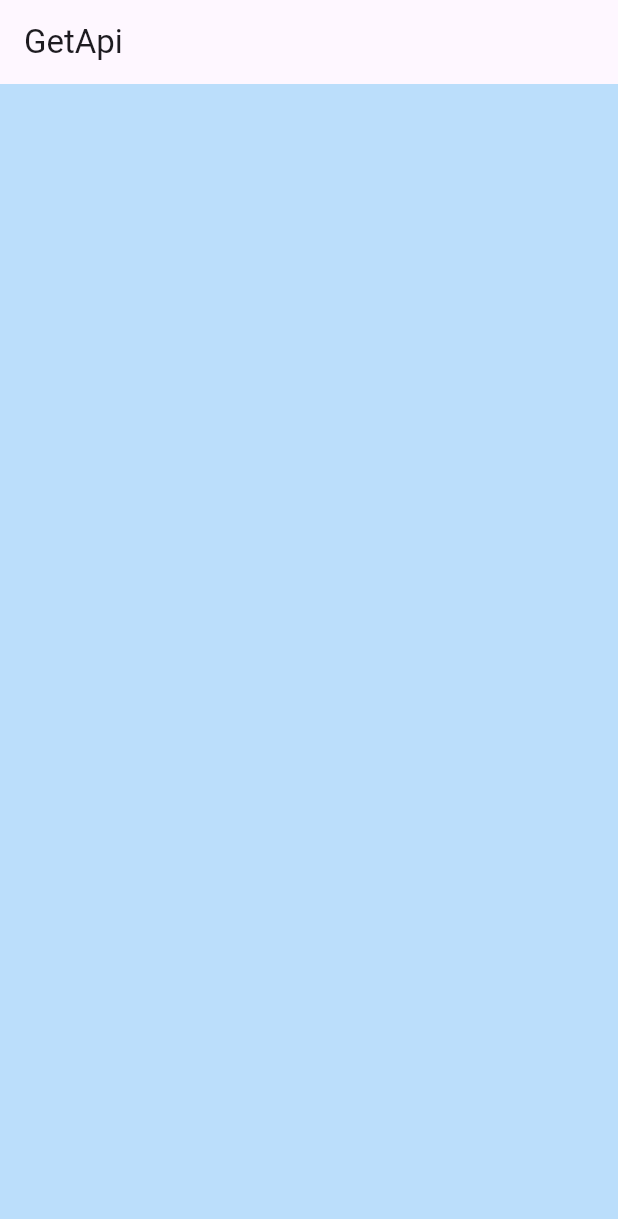
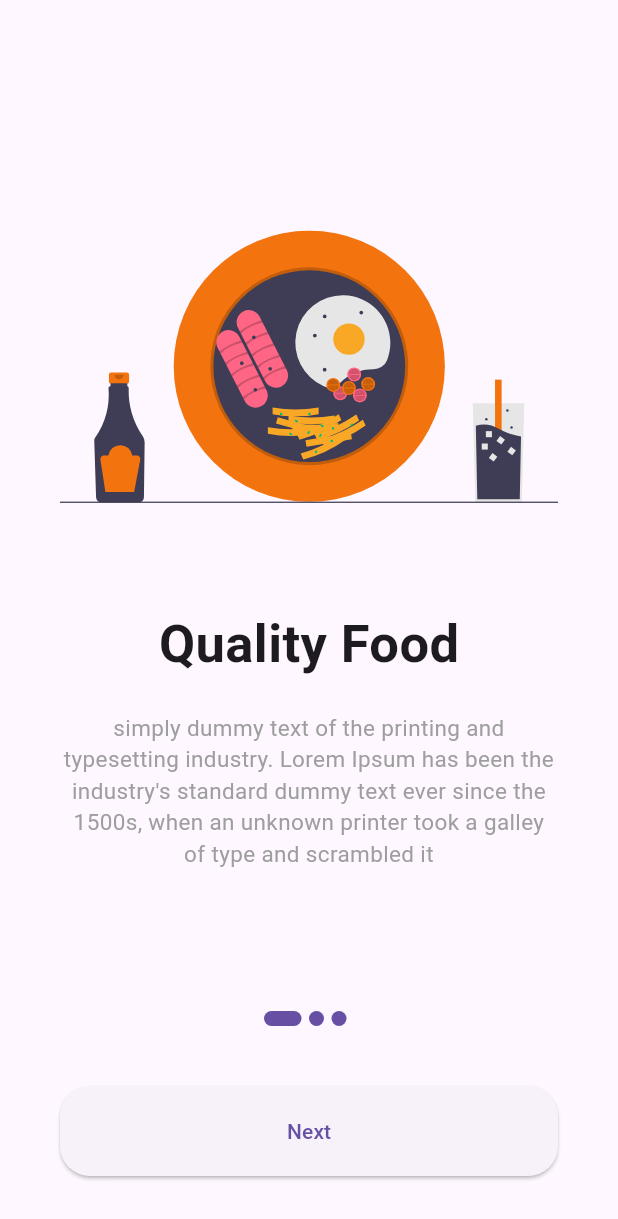
Before and after one commit to mdshakilhossain720/Pratics_Project, a Flutter app: the screen it shows after launch, on a phone screen of 412 x 824 dp. Shown: the top 1219 px of the screen. Run offline on Flutter 3.47's test engine with Material 3 defaults, Android fonts, the light colour scheme and no system bars; our stand-ins replace flutter_svg.

Commit message:
onboarding

```diff
--- a/lib/main.dart
+++ b/lib/main.dart
@@ -1,6 +1,7 @@
 import 'package:flutter/material.dart';
 
 import 'screen/home.dart';
+import 'screen/onboarding.dart';
 
 void main() {
   runApp(const MyApp());
@@ -12,7 +13,7 @@ class MyApp extends StatelessWidget {
   @override
   Widget build(BuildContext context) {
     return MaterialApp(
-      home: HomePage(),
+      home: Onboarding (),
     );
   }
 }
--- /dev/null
+++ b/lib/screen/model/onboarding.dart
@@ -0,0 +1,31 @@
+class UnbordingContent {
+  String image;
+  String title;
+  String discription;
+
+  UnbordingContent({required this.image, required this.title, required this.discription});
+}
+
+List<UnbordingContent> contents = [
+  UnbordingContent(
+      title: 'Quality Food',
+      image: 'images/quality.svg',
+      discription: "simply dummy text of the printing and typesetting industry. Lorem Ipsum has been the "
+          "industry's standard dummy text ever since the 1500s, "
+          "when an unknown printer took a galley of type and scrambled it "
+  ),
+  UnbordingContent(
+      title: 'Fast Delevery',
+      image: 'images/delevery.svg',
+      discription: "simply dummy text of the printing and typesetting industry. Lorem Ipsum has been the "
+          "industry's standard dummy text ever since the 1500s, "
+          "when an unknown printer took a galley of type and scrambled it "
+  ),
+  UnbordingContent(
+      title: 'Reward surprises',
+      image: 'images/reward.svg',
+      discription: "simply dummy text of the printing and typesetting industry. Lorem Ipsum has been the "
+          "industry's standard dummy text ever since the 1500s, "
+          "when an unknown printer took a galley of type and scrambled it "
+  ),
+];
--- /dev/null
+++ b/lib/screen/onboarding.dart
@@ -0,0 +1,148 @@
+import 'package:flutter/material.dart';
+import 'package:flutter_svg/svg.dart';
+
+
+import 'home.dart';
+import 'model/onboarding.dart';
+
+// Assuming `contents` is a list of objects with `image`, `title`, and `description` fields.
+// Replace `YourContentModel` with the actual model class name.
+// final List<UnbordingContent> contents = [
+//   UnbordingContent(
+//     image: 'assets/images/image1.svg',
+//     title: 'Title 1',
+//     discription: 'Description 1',
+//   ),
+//   UnbordingContent(
+//     image: 'assets/images/image2.svg',
+//     title: 'Title 2',
+//     discription: 'Description 2',
+//   ),
+//   // Add more items as needed.
+// ];
+
+class Onboarding extends StatefulWidget {
+  @override
+  _OnboardingState createState() => _OnboardingState();
+}
+
+class _OnboardingState extends State<Onboarding> {
+  int currentIndex = 0;
+  late PageController _controller;
+
+  @override
+  void initState() {
+    _controller = PageController(initialPage: 0);
+    super.initState();
+  }
+
+  @override
+  void dispose() {
+    _controller.dispose();
+    super.dispose();
+  }
+
+  @override
+  Widget build(BuildContext context) {
+    return Scaffold(
+      body: Column(
+        children: [
+          Expanded(
+            child: PageView.builder(
+              controller: _controller,
+              itemCount: contents.length,
+              onPageChanged: (int index) {
+                setState(() {
+                  currentIndex = index;
+                });
+              },
+              itemBuilder: (_, i) {
+                return Padding(
+                  padding: const EdgeInsets.all(40),
+                  child: Column(
+                    mainAxisAlignment: MainAxisAlignment.center,
+                    children: [
+                      SvgPicture.asset(
+                        contents[i].image,
+                        height: 300,
+                      ),
+                      SizedBox(height:10),
+                      Text(
+                        contents[i].title,
+                        style: TextStyle(
+                          fontSize: 35,
+                          fontWeight: FontWeight.bold,
+                        ),
+                      ),
+                      SizedBox(height: 20),
+                      Text(maxLines: 5,
+                        contents[i].discription,
+                        textAlign: TextAlign.center,
+                        style: TextStyle(
+                          fontSize: 15,
+                          color: Colors.grey,
+                        ),
+                      ),
+                    ],
+                  ),
+                );
+              },
+            ),
+          ),
+          Container(
+            child: Row(
+              mainAxisAlignment: MainAxisAlignment.center,
+              children: List.generate(
+                contents.length,
+                    (index) => buildDot(index, context),
+              ),
+            ),
+          ),
+          Container(
+            height: 60,
+            margin: EdgeInsets.all(40),
+            width: double.infinity,
+            child: ElevatedButton(
+              child: Text(
+                currentIndex == contents.length - 1 ? "Continue" : "Next",
+              ),
+              onPressed: () {
+                if (currentIndex == contents.length - 1) {
+                  Navigator.pushReplacement(
+                    context,
+                    MaterialPageRoute(
+                      builder: (_) => HomePage(),
+                    ),
+                  );
+                } else {
+                  _controller.nextPage(
+                    duration: Duration(milliseconds: 100),
+                    curve: Curves.bounceIn,
+                  );
+                }
+              },
+              style: ElevatedButton.styleFrom(
+               // primary: Theme.of(context).primaryColor,
+                shape: RoundedRectangleBorder(
+                  borderRadius: BorderRadius.circular(20),
+                ),
+              ),
+            ),
+          ),
+        ],
+      ),
+    );
+  }
+
+  Container buildDot(int index, BuildContext context) {
+    return Container(
+      height: 10,
+      width: currentIndex == index ? 25 : 10,
+      margin: EdgeInsets.only(right: 5),
+      decoration: BoxDecoration(
+        borderRadius: BorderRadius.circular(20),
+        color: Theme.of(context).primaryColor,
+      ),
+    );
+  }
+}
--- a/pubspec.yaml
+++ b/pubspec.yaml
@@ -36,6 +36,7 @@ dependencies:
   # Use with the CupertinoIcons class for iOS style icons.
   cupertino_icons: ^1.0.8
   http: ^1.2.2
+  flutter_svg: ^2.0.10+1
 
 dev_dependencies:
   flutter_test:
@@ -60,8 +61,8 @@ flutter:
   uses-material-design: true
 
   # To add assets to your application, add an assets section, like this:
-  # assets:
-  #   - images/a_dot_burr.jpeg
+  assets:
+     - images/
   #   - images/a_dot_ham.jpeg
 
   # An image asset can refer to one or more resolution-specific "variants", see
```
Also changed, not shown: images/delevery.svg (added), images/quality.svg (added), images/reward.svg (added), pubspec.lock.
